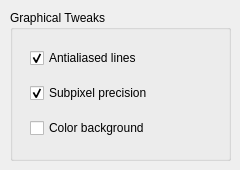
First picture: the form in krita/plugins/paintops/hatching/wdghatchingpreferences.ui, repository KDE/krita, before the edit.
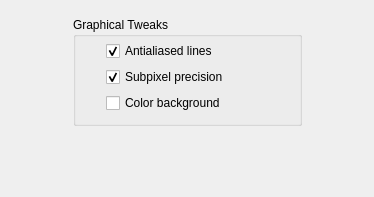
Second picture: the form after the edit.

Commit message: Beautifying the Hatching Brush config GUI, it now looks worthy of a beta

```diff
--- a/krita/plugins/paintops/hatching/wdghatchingpreferences.ui
+++ b/krita/plugins/paintops/hatching/wdghatchingpreferences.ui
@@ -6,8 +6,8 @@
    <rect>
     <x>0</x>
     <y>0</y>
-    <width>240</width>
-    <height>170</height>
+    <width>374</width>
+    <height>197</height>
    </rect>
   </property>
   <property name="minimumSize">
@@ -19,27 +19,64 @@
   <property name="windowTitle">
    <string>Form</string>
   </property>
+  <layout class="QGridLayout" name="gridLayout">
+   <property name="leftMargin">
+    <number>15</number>
+   </property>
+   <property name="topMargin">
+    <number>17</number>
+   </property>
+   <property name="rightMargin">
+    <number>15</number>
+   </property>
+   <property name="bottomMargin">
+    <number>10</number>
+   </property>
+   <item row="1" column="1">
+    <spacer name="verticalSpacer">
+     <property name="orientation">
+      <enum>Qt::Vertical</enum>
+     </property>
+     <property name="sizeHint" stdset="0">
+      <size>
+       <width>20</width>
+       <height>40</height>
+      </size>
+     </property>
+    </spacer>
+   </item>
+   <item row="0" column="1">
   <widget class="QGroupBox" name="groupBox_2">
-   <property name="geometry">
-    <rect>
-     <x>10</x>
-     <y>10</y>
-     <width>221</width>
-     <height>151</height>
-    </rect>
-   </property>
    <property name="title">
     <string>Graphical Tweaks</string>
    </property>
-   <widget class="QWidget" name="verticalLayoutWidget_2">
-    <property name="geometry">
-     <rect>
-      <x>20</x>
-      <y>29</y>
-      <width>181</width>
-      <height>111</height>
-     </rect>
-    </property>
+     <layout class="QHBoxLayout" name="horizontalLayout_2" stretch="1,8,1">
+      <property name="leftMargin">
+       <number>10</number>
+      </property>
+      <property name="topMargin">
+       <number>4</number>
+      </property>
+      <property name="rightMargin">
+       <number>10</number>
+      </property>
+      <property name="bottomMargin">
+       <number>10</number>
+      </property>
+      <item>
+       <spacer name="horizontalSpacer_3">
+        <property name="orientation">
+         <enum>Qt::Horizontal</enum>
+        </property>
+        <property name="sizeHint" stdset="0">
+         <size>
+          <width>40</width>
+          <height>20</height>
+         </size>
+        </property>
+       </spacer>
+      </item>
+      <item>
     <layout class="QVBoxLayout" name="verticalLayout_2">
      <item>
       <widget class="QCheckBox" name="antialiasCheckBox">
@@ -69,8 +106,50 @@
       </widget>
      </item>
     </layout>
-   </widget>
-  </widget>
+      </item>
+      <item>
+       <spacer name="horizontalSpacer_4">
+        <property name="orientation">
+         <enum>Qt::Horizontal</enum>
+        </property>
+        <property name="sizeHint" stdset="0">
+         <size>
+          <width>40</width>
+          <height>20</height>
+         </size>
+        </property>
+       </spacer>
+      </item>
+     </layout>
+    </widget>
+   </item>
+   <item row="0" column="0">
+    <spacer name="horizontalSpacer">
+     <property name="orientation">
+      <enum>Qt::Horizontal</enum>
+     </property>
+     <property name="sizeHint" stdset="0">
+      <size>
+       <width>40</width>
+       <height>20</height>
+      </size>
+     </property>
+    </spacer>
+   </item>
+   <item row="0" column="2">
+    <spacer name="horizontalSpacer_2">
+     <property name="orientation">
+      <enum>Qt::Horizontal</enum>
+     </property>
+     <property name="sizeHint" stdset="0">
+      <size>
+       <width>40</width>
+       <height>20</height>
+      </size>
+     </property>
+    </spacer>
+   </item>
+  </layout>
  </widget>
  <resources/>
  <connections/>
```
Lines whose indentation alone changed are shown as unchanged. The commit also changes 1 other file.
